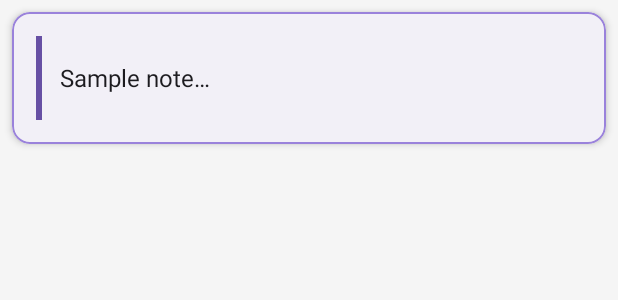
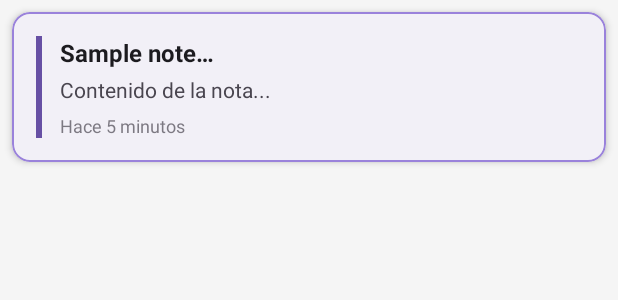
Before and after one commit to laylarodas/quicknotes-android, an Android app: the layout item_note.xml on its own in the app's theme, with its tools: preview values and no code run, on a phone screen of 412 x 824 dp. Shown: the top 300 px of the screen. Run offline under Robolectric (Android 15) with nearby library versions, the phone set to English and light mode, and no system bars.

Commit message:
feat: implement empty state UI and note modification timestamps for better user experience

```diff
--- a/app/src/main/res/layout/item_note.xml
+++ b/app/src/main/res/layout/item_note.xml
@@ -27,17 +27,50 @@
             android:background="@color/primary_purple"
             android:layout_marginEnd="12dp"/>
 
-        <TextView
-            android:id="@+id/tvNoteText"
+        <!-- Contenedor vertical para título, contenido y fecha -->
+        <LinearLayout
             android:layout_width="0dp"
             android:layout_weight="1"
             android:layout_height="wrap_content"
-            android:minHeight="56dp"
-            android:gravity="center_vertical"
-            android:text="@string/sample_note"
-            android:textSize="16sp"
-            android:textColor="@color/text_primary"
-            android:lineSpacingExtra="4dp" />
+            android:orientation="vertical">
+
+            <!-- Título de la nota -->
+            <TextView
+                android:id="@+id/tvNoteTitle"
+                android:layout_width="match_parent"
+                android:layout_height="wrap_content"
+                android:text="@string/sample_note"
+                android:textSize="16sp"
+                android:textStyle="bold"
+                android:textColor="@color/text_primary"
+                android:maxLines="1"
+                android:ellipsize="end" />
+
+            <!-- Preview del contenido -->
+            <TextView
+                android:id="@+id/tvNoteContent"
+                android:layout_width="match_parent"
+                android:layout_height="wrap_content"
+                android:text="Contenido de la nota..."
+                android:textSize="14sp"
+                android:textColor="@color/text_secondary"
+                android:maxLines="2"
+                android:ellipsize="end"
+                android:layout_marginTop="4dp"
+                android:lineSpacingExtra="2dp" />
+
+            <!-- Fecha de última modificación -->
+            <TextView
+                android:id="@+id/tvNoteDate"
+                android:layout_width="wrap_content"
+                android:layout_height="wrap_content"
+                android:text="Hace 5 minutos"
+                android:textSize="12sp"
+                android:textColor="@color/text_secondary"
+                android:layout_marginTop="6dp"
+                android:alpha="0.7" />
+
+        </LinearLayout>
 
     </LinearLayout>
 
```
Also changed, not shown: app/src/main/java/com/laylarodas/quicknotes/MainActivity.java (+21 -2 lines), app/src/main/java/com/laylarodas/quicknotes/model/Note.java (+39 -1 lines), app/src/main/java/com/laylarodas/quicknotes/ui/NoteAdapter.java (+23 -3 lines), app/src/main/java/com/laylarodas/quicknotes/utils/DateUtils.java (added, +49 -0 lines), app/src/main/res/layout/activity_main.xml (+40 -0 lines).
